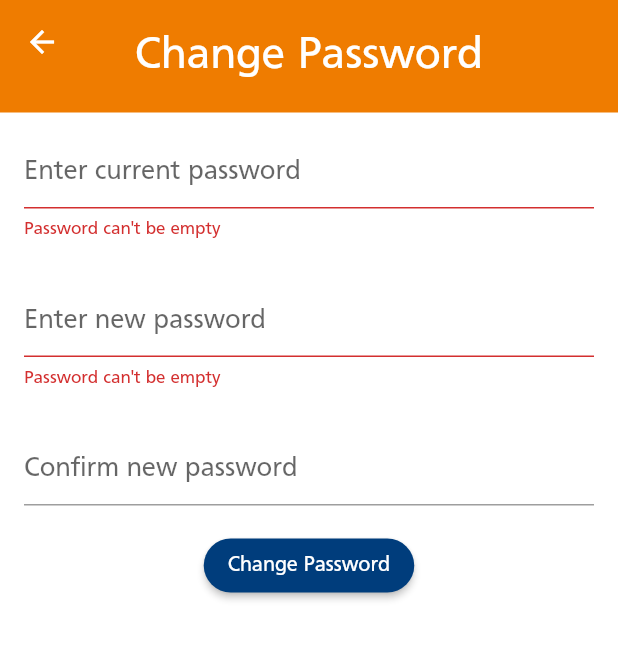
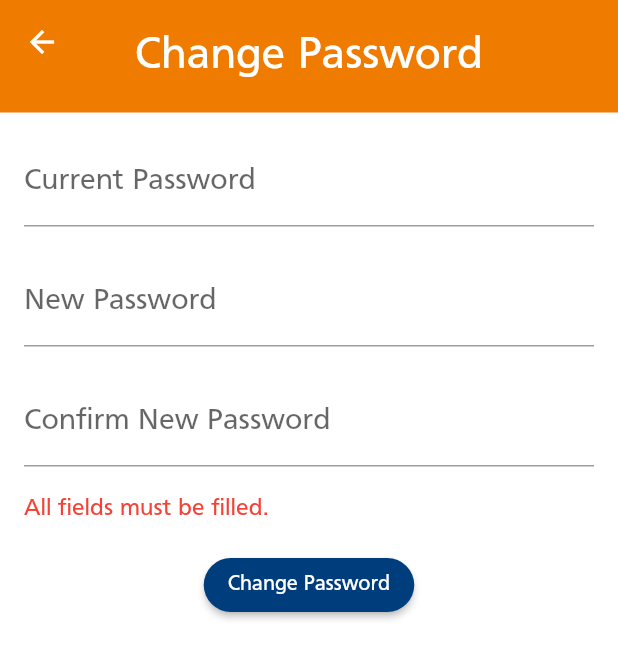
Before and after one commit to dylkaw/freshsoc, a Flutter app: the ChangePassword screen opened directly, after a tap on "Change Password", on a phone screen of 412 x 824 dp. Shown: the top 659 px of the screen. Run offline on Flutter 3.47's test engine with Material 2 defaults, Android fonts, the phone set to English and light mode, and no system bars; our stand-ins replace cloud_firestore, firebase_auth, firebase_core, firebase_storage, flutter_spinkit, image_picker and 1 more; accounts and stored records are empty; network calls fail.

Commit message:
Finalising change password
Adding checks and appropriate pop up messages

```diff
--- a/lib/screens/settings/change_password.dart
+++ b/lib/screens/settings/change_password.dart
@@ -16,6 +16,7 @@ class _ChangePasswordState extends State<ChangePassword> {
   String _oldPassword = '';
   String _newPassword = '';
   String _confirmPassword = '';
+  String _errorMessage = '';
 
   @override
   Widget build(BuildContext context) {
@@ -40,56 +41,58 @@ class _ChangePasswordState extends State<ChangePassword> {
           elevation: 0.0,
         ),
       ),
-      body: Form(
-        key: _formKey,
+      body: SingleChildScrollView(
+        child: Padding(
+          padding: EdgeInsets.all(16.0),
           child: Column(
-          children: <Widget>[
-            Padding(
-              padding: const EdgeInsets.all(16.0),
-              child: TextFormField(
-                decoration: InputDecoration(hintText: 'Enter current password'),
-                style: TextStyle(fontSize: 18), // Increase font size here
-                validator: (value) =>
-                    value!.isEmpty ? 'Password can\'t be empty' : null,
+            crossAxisAlignment: CrossAxisAlignment.start,
+            children: [
+              TextField(
+                decoration: InputDecoration(
+                  labelText: 'Current Password',
+                  labelStyle: TextStyle(fontSize: 20),
+                  hintText: 'Enter current password',
+                ),
+                style: TextStyle(fontSize: 18),
                 obscureText: true,
                 onChanged: (value) {
                   setState(() => _oldPassword = value.trim());
                 },
               ),
+              SizedBox(height: 20.0),
+              TextField(
+                decoration: InputDecoration(
+                  labelText: 'New Password',
+                  labelStyle: TextStyle(fontSize: 20),
+                  hintText: 'Enter new password',
                 ),
-            Padding(
-              padding: const EdgeInsets.all(16.0),
-              child: TextFormField(
-                decoration: InputDecoration(hintText: 'Enter new password'),
-                style: TextStyle(fontSize: 18), // Increase font size here
-                validator: (value) {
-                  if (value!.isEmpty) {
-                    return 'Password can\'t be empty';
-                  } else if (value.length < 6) {
-                    return 'Password must be at least 6 characters long';
-                  } //ensures that new password is also at least 6 characters
-                  return null;
-                },
+                style: TextStyle(fontSize: 18),
                 obscureText: true,
                 onChanged: (value) {
                   setState(() => _newPassword = value.trim());
                 },
               ),
+              SizedBox(height: 20.0),
+              TextField(
+                decoration: InputDecoration(
+                  labelText: 'Confirm New Password',
+                  labelStyle: TextStyle(fontSize: 20),
+                  hintText: 'Re-enter new password',
                 ),
-            Padding(
-              padding: const EdgeInsets.all(16.0),
-              child: TextFormField(
-                decoration: InputDecoration(hintText: 'Confirm new password'),
-                style: TextStyle(fontSize: 18), // Increase font size here
-                validator: (value) =>
-                    value != _newPassword ? 'Passwords do not match' : null,
+                style: TextStyle(fontSize: 18),
                 obscureText: true,
                 onChanged: (value) {
                   setState(() => _confirmPassword = value.trim());
                 },
               ),
+              SizedBox(height: 20.0),
+              Text(
+                _errorMessage,
+                style: TextStyle(color: Colors.red, fontSize: 16),
               ),
-            ElevatedButton(
+              SizedBox(height: 20.0),
+              Center(
+                child: ElevatedButton(
                   style: ElevatedButton.styleFrom(
                     backgroundColor: nusBlue,
                     shape: RoundedRectangleBorder(
@@ -97,39 +100,52 @@ class _ChangePasswordState extends State<ChangePassword> {
                     ),
                   ),
                   onPressed: () async {
-                if (_formKey.currentState!.validate()) {
-                  User? user = FirebaseAuth.instance.currentUser;
-                  AuthCredential credential = EmailAuthProvider.credential(
-                      email: user!.email!, password: _oldPassword);
-                  user.reauthenticateWithCredential(credential).then((_) {
-                    user.updatePassword(_newPassword).then((_) async {
-                      print("Successfully changed password");
-                      ScaffoldMessenger.of(context).showSnackBar(SnackBar(
-                        content: Text('Password changed successfully'),
-                      ));
-                      await AuthService().signOut();
-                    }).catchError((error) {
-                      print("Password can't be changed" + error.toString());
-                      ScaffoldMessenger.of(context).showSnackBar(SnackBar(
-                        content: Text('Error changing password'),
-                      ));
+                    setState(() {
+                      _errorMessage = '';
+                      if (_oldPassword.isEmpty ||
+                          _newPassword.isEmpty ||
+                          _confirmPassword.isEmpty) {
+                        _errorMessage = 'All fields must be filled.';
+                      } else if (_newPassword.length < 6) {
+                        _errorMessage =
+                            'Password must be at least 6 characters long';
+                      } else if (_newPassword != _confirmPassword) {
+                        _errorMessage = 'Passwords do not match';
+                      } else {
+                        _changePassword();
+                      }
                     });
-                  }).catchError((error) {
-                    print("Old password is not correct" + error.toString());
-                    ScaffoldMessenger.of(context).showSnackBar(SnackBar(
-                      content: Text('Old password is not correct'),
-                    ));
-                  });
-                }
                   },
                   child: Text(
                     'Change Password',
                     style: TextStyle(color: Colors.white),
                   ),
                 ),
+              ),
             ],
+          ),
         ),
       ),
     );
   }
+
+  Future<void> _changePassword() async {
+    User? user = FirebaseAuth.instance.currentUser;
+    AuthCredential credential = EmailAuthProvider.credential(
+        email: user!.email!, password: _oldPassword);
+
+    try {
+      await user.reauthenticateWithCredential(credential);
+      await user.updatePassword(_newPassword);
+      setState(() {
+        _errorMessage = 'Password successfully changed. Please login again.';
+      });
+      await AuthService().signOut();
+    } catch (error) {
+      print("Error changing password: " + error.toString());
+      setState(() {
+        _errorMessage = 'Error changing password';
+      });
     }
+  }
+}
```
Lines whose indentation alone changed are shown as unchanged.
